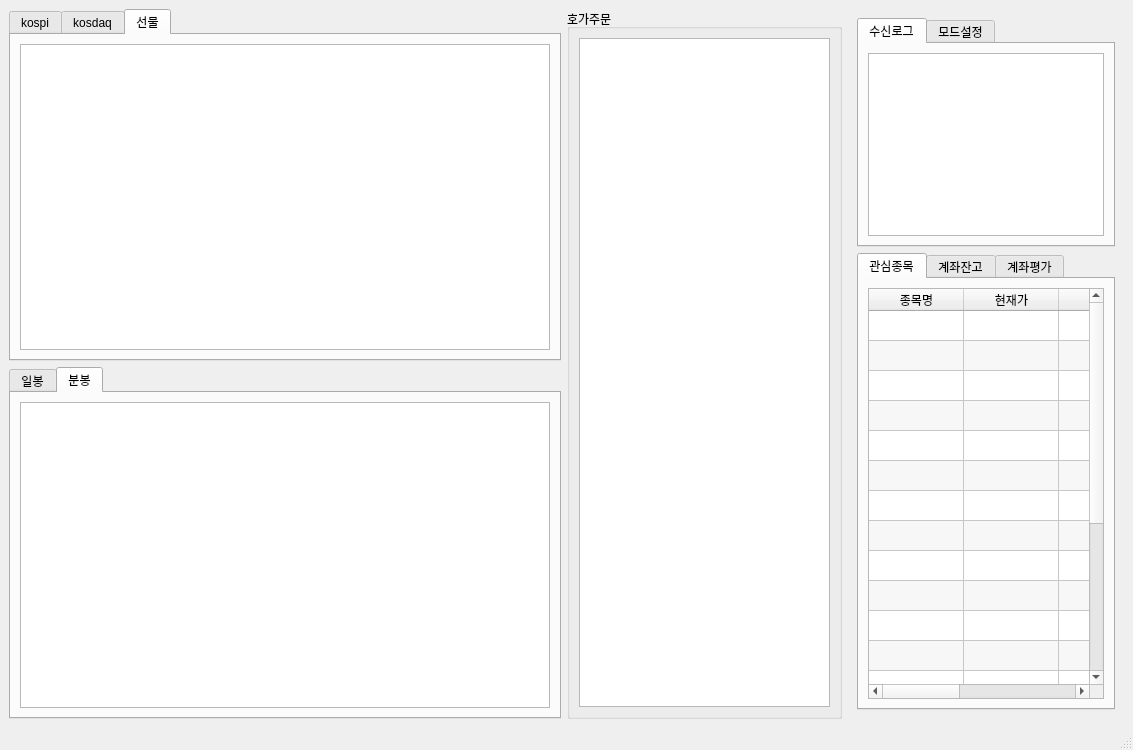
ajjicamp/my_window, file mywindow.ui: the form before one commit.
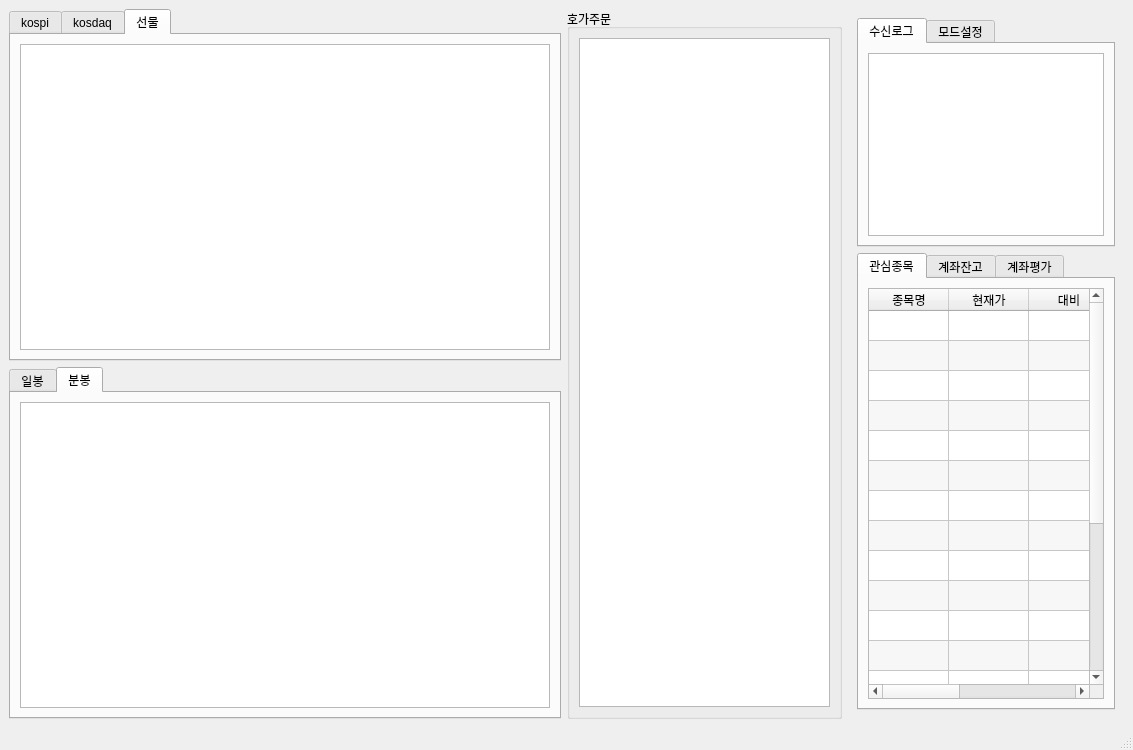
The form after the commit. The open tabs and pages were chosen to show the change. Custom widgets are drawn as their Qt base class.

What changed in the file:
```diff
--- a/mywindow.ui
+++ b/mywindow.ui
@@ -118,7 +118,7 @@
               <bool>false</bool>
              </attribute>
              <attribute name="horizontalHeaderDefaultSectionSize">
-              <number>95</number>
+              <number>80</number>
              </attribute>
              <attribute name="horizontalHeaderHighlightSections">
               <bool>false</bool>
```
Left out of the diff: 2 changed lines with no effect on the pictures.
